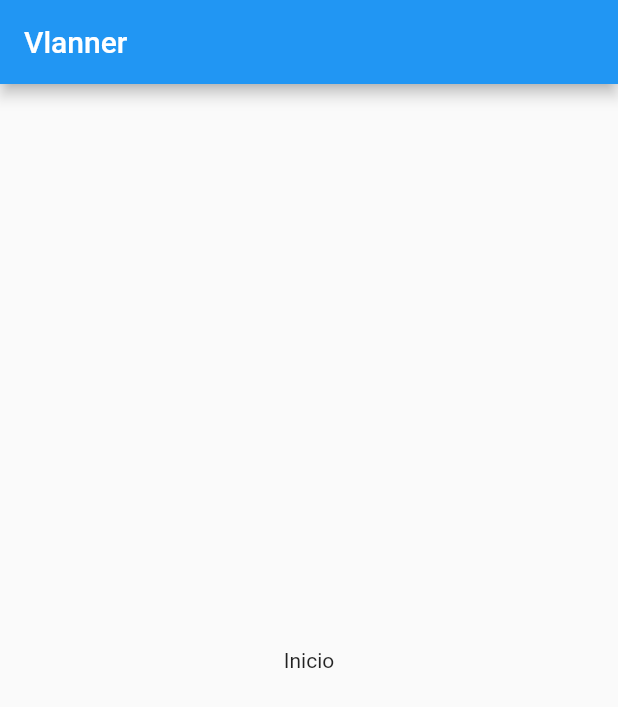
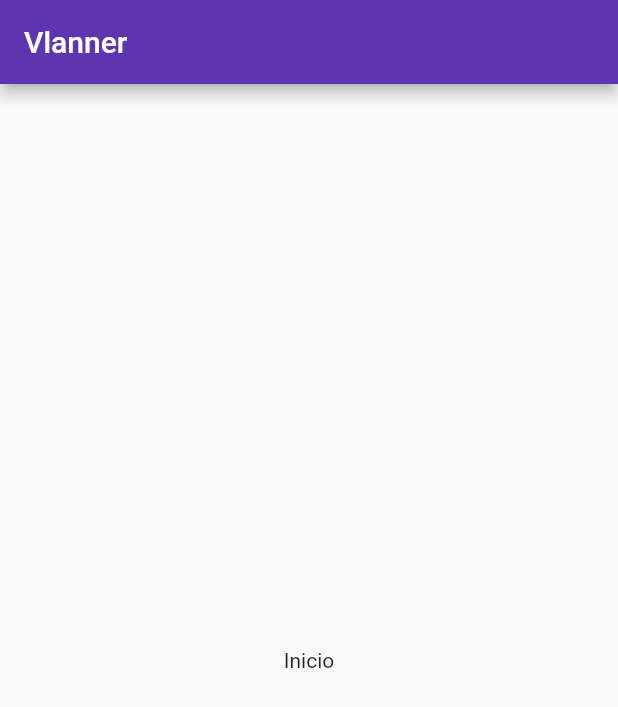
Before and after one commit to VitorL02/Vlanner, a Flutter app: the screen it shows after launch, on a phone screen of 412 x 824 dp. Shown: the top 707 px of the screen. Run offline on Flutter 3.47's test engine with Material 2 defaults, Android fonts, the phone set to English and light mode, and no system bars.

Commit message:
Criação do inicio da tela de Home,estilização da app bar

```diff
--- a/lib/main.dart
+++ b/lib/main.dart
@@ -1,4 +1,5 @@
 import 'package:flutter/material.dart';
+import 'screens/homeScreen.dart';
 
 main() => runApp(Vlanner());
 
@@ -7,17 +8,7 @@ class Vlanner extends StatelessWidget {
   Widget build(BuildContext context) {
     return MaterialApp(
       title: 'Vlanner Planeje e se Organize',
-      home: MyHomePage(),
+      home: ScreenHome(),
     );
   }
 }
-
-class MyHomePage extends StatelessWidget {
-  @override
-  Widget build(BuildContext context) {
-    return Scaffold(
-      appBar: AppBar(title: Text('Vlanner')),
-      body: Center(child: Text('Inicio')),
-    );
-  }
-}
--- /dev/null
+++ b/lib/screens/homeScreen.dart
@@ -0,0 +1,17 @@
+import 'package:flutter/material.dart';
+
+class ScreenHome extends StatelessWidget {
+  @override
+  Widget build(BuildContext context) {
+    return Scaffold(
+        appBar: AppBar(
+          backgroundColor: Colors.deepPurple[600],
+          title: Text(
+            'Vlanner',
+          ),
+        ),
+        body: Center(
+          child: Text('Inicio'),
+        ));
+  }
+}
```
